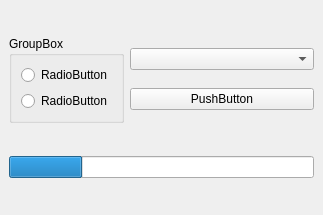
Qt form mainwindow.ui (MiBeloz/HW-qt7-4) before a commit.
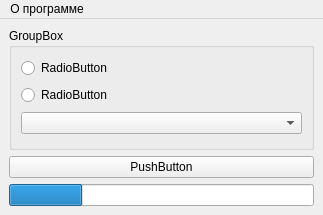
The same form after that commit.

What changed in the file:
```diff
--- a/mainwindow.ui
+++ b/mainwindow.ui
@@ -14,8 +14,8 @@
    <string>MainWindow</string>
   </property>
   <widget class="QWidget" name="centralwidget">
-   <layout class="QGridLayout" name="gridLayout">
-    <item row="0" column="0">
+   <layout class="QVBoxLayout" name="verticalLayout">
+    <item>
      <widget class="QGroupBox" name="grB_bands">
       <property name="title">
        <string>GroupBox</string>
@@ -35,14 +35,12 @@
          </property>
         </widget>
        </item>
-      </layout>
-     </widget>
-    </item>
-    <item row="0" column="1" colspan="2">
-     <layout class="QVBoxLayout" name="verticalLayout">
       <item>
        <widget class="QComboBox" name="cBox_tracks"/>
       </item>
+      </layout>
+     </widget>
+    </item>
       <item>
        <widget class="QPushButton" name="pb_progress">
         <property name="text">
@@ -50,9 +48,7 @@
         </property>
        </widget>
       </item>
-     </layout>
-    </item>
-    <item row="3" column="0" colspan="3">
+    <item>
      <widget class="QProgressBar" name="progressBar">
       <property name="value">
        <number>24</number>
@@ -76,6 +72,12 @@
      <height>21</height>
     </rect>
    </property>
+   <widget class="QMenu" name="about">
+    <property name="title">
+     <string>О программе</string>
+    </property>
+   </widget>
+   <addaction name="about"/>
   </widget>
  </widget>
  <resources/>
```
Lines whose indentation alone changed are shown as unchanged.
